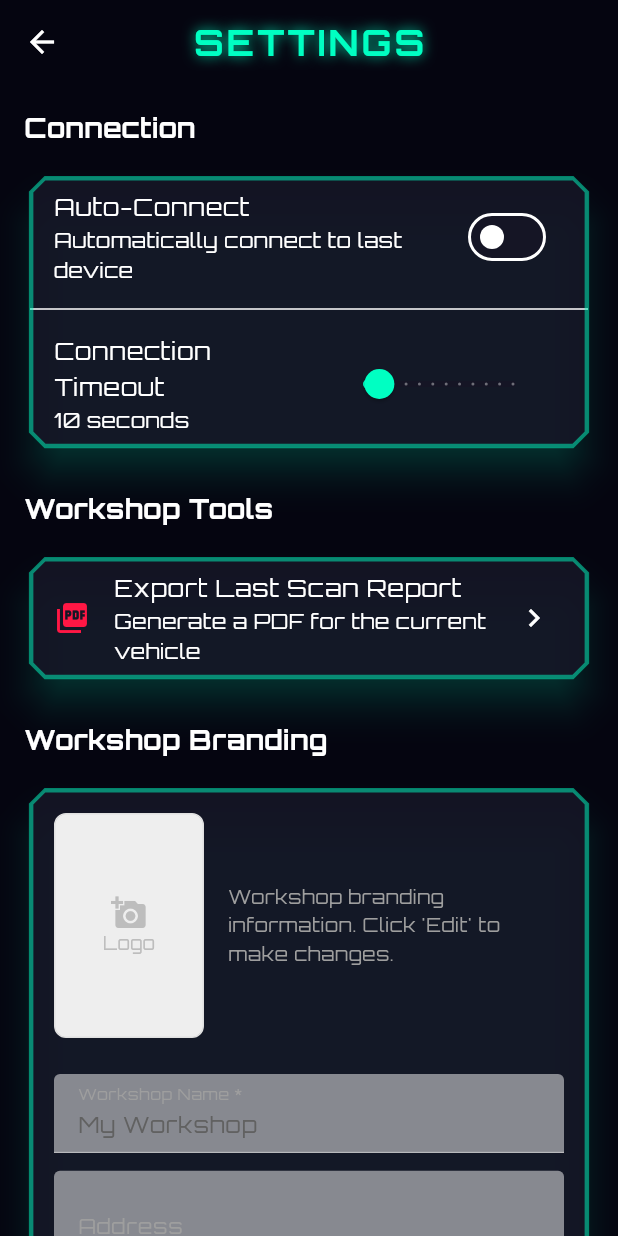
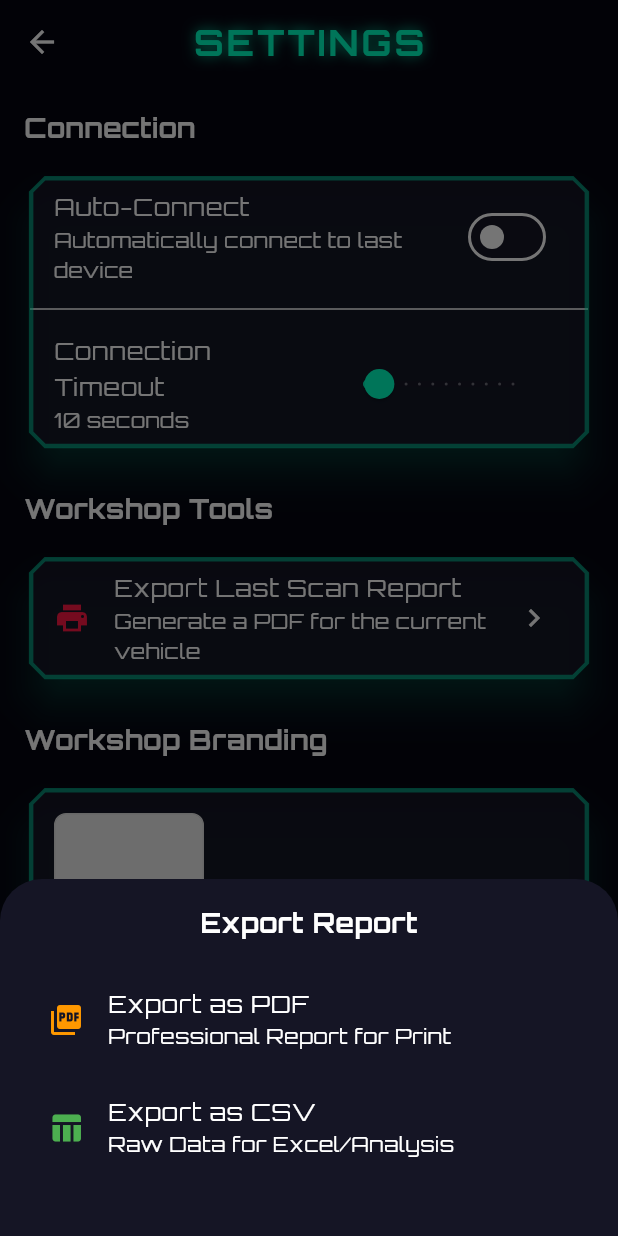
Before and after one commit to thitipong-k/motus_lab, a Flutter app: the _SettingsView screen opened directly, after a tap on "Export Last Scan Report", on a phone screen of 412 x 824 dp. Run offline on Flutter 3.47's test engine with Material 3 defaults, Android fonts, the phone set to English and light mode, and no system bars; our stand-ins replace drift, equatable, file_picker, fl_chart, flutter_bloc, flutter_blue_plus and 8 more; missing offline and left inert: dart:ffi, flutter_js, flutter_libserialport, window_manager; accounts and stored records are empty; generated files the repository leaves out were written again.

Commit message:
Feat: Data Export (CSV) & Improved Export UI

```diff
--- a/lib/features/settings/presentation/pages/settings_page.dart
+++ b/lib/features/settings/presentation/pages/settings_page.dart
@@ -93,23 +93,13 @@ class _SettingsView extends StatelessWidget {
               const SizedBox(height: 16),
               Card(
                 child: ListTile(
-                  leading:
-                      const Icon(Icons.picture_as_pdf, color: AppColors.error),
+                  leading: const Icon(Icons.print, color: AppColors.error),
                   title: const Text("Export Last Scan Report"),
                   subtitle:
                       const Text("Generate a PDF for the current vehicle"),
                   trailing: const Icon(Icons.chevron_right),
                   onTap: () {
-                    // Mock data for demo
-                    locator<ReportService>().generateHealthReport(
-                      vin: "1234567890ABCDEFG",
-                      dtcs: ["P0101", "P0300"],
-                      liveData: {
-                        "Engine RPM": 750.0,
-                        "Coolant Temp": 92.0,
-                        "Vehicle Speed": 0.0,
-                      },
-                    );
+                    _showExportDialog(context);
                   },
                 ),
               ),
@@ -189,4 +179,61 @@ class _SettingsView extends StatelessWidget {
       },
     );
   }
+
+  void _showExportDialog(BuildContext context) {
+    showModalBottomSheet(
+      context: context,
+      builder: (ctx) {
+        return Container(
+          padding: const EdgeInsets.all(16),
+          child: Column(
+            mainAxisSize: MainAxisSize.min,
+            children: [
+              const Text("Export Report",
+                  style: TextStyle(fontWeight: FontWeight.bold, fontSize: 18)),
+              const SizedBox(height: 16),
+              ListTile(
+                leading: const Icon(Icons.picture_as_pdf, color: Colors.orange),
+                title: const Text("Export as PDF"),
+                subtitle: const Text("Professional Report for Print"),
+                onTap: () {
+                  Navigator.pop(ctx);
+                  _generateReport(false); // PDF
+                },
+              ),
+              ListTile(
+                leading: const Icon(Icons.table_chart, color: Colors.green),
+                title: const Text("Export as CSV"),
+                subtitle: const Text("Raw Data for Excel/Analysis"),
+                onTap: () {
+                  Navigator.pop(ctx);
+                  _generateReport(true); // CSV
+                },
+              ),
+              const SizedBox(height: 20),
+            ],
+          ),
+        );
+      },
+    );
+  }
+
+  void _generateReport(bool isCsv) {
+    // Mock Data for Demo (In real app, this should come from Bloc State or Cache)
+    const vin = "1234567890ABCDEFG";
+    const dtcs = ["P0101", "P0300"];
+    const liveData = {
+      "Engine RPM": 750.0,
+      "Coolant Temp": 92.0,
+      "Vehicle Speed": 0.0,
+    };
+
+    if (isCsv) {
+      locator<ReportService>()
+          .generateCsvReport(vin: vin, dtcs: dtcs, liveData: liveData);
+    } else {
+      locator<ReportService>()
+          .generateHealthReport(vin: vin, dtcs: dtcs, liveData: liveData);
+    }
+  }
 }
```
Also changed, not shown: lib/core/services/report_service.dart (+63 -0 lines), 1 other file.
